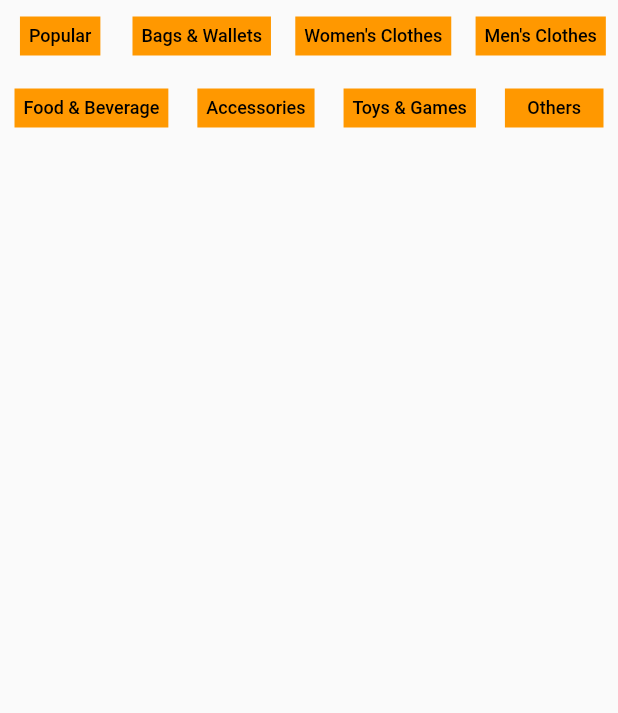
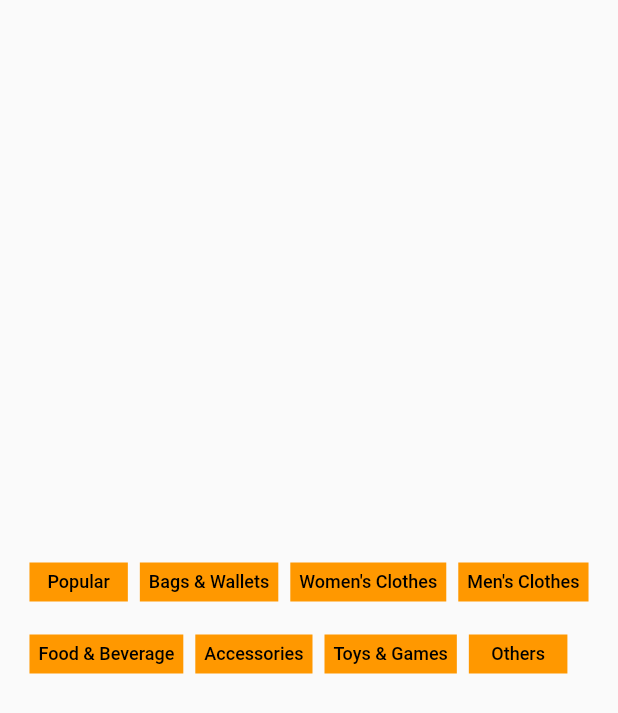
Before and after one commit to BizHelper/Buyer, a Flutter app: the Categories widget shown alone on an empty page, opened directly, on a phone screen of 412 x 824 dp. Shown: the top 713 px of the screen. Run offline on Flutter 3.47's test engine with Material 2 defaults, Android fonts, the phone set to English and light mode, and no system bars; our stand-ins replace cloud_firestore, file_picker, firebase_auth, firebase_core, firebase_storage, flutter_chat_bubble and 3 more; accounts and stored records are empty.

Commit message:
update account page and fix problem

```diff
--- a/lib/src/screens/signup.dart
+++ b/lib/src/screens/signup.dart
@@ -140,7 +140,7 @@ class _SignupScreenState extends State<SignupScreen> {
                               .collection("buyers").doc(userID);
                           Map<String, Object> user = new HashMap();
                           user.putIfAbsent('Name', () => _name);
-                          user.putIfAbsent('ProfilePic', () =>
+                          user.putIfAbsent('Profile Pic', () =>
                           'https://www.business2community.com/wp-content/uploads/2017/08/blank-profile-picture-973460_640.png');
                           documentReference.set(user);
                           Navigator.of(context).pushReplacement(
--- a/lib/src/widgets/categories.dart
+++ b/lib/src/widgets/categories.dart
@@ -8,10 +8,10 @@ class Categories extends StatelessWidget {
 
   @override
   Widget build(BuildContext context) {
-    return Column(
-      children: [
-        Row(
-          mainAxisAlignment: MainAxisAlignment.spaceAround,
+    return Padding(
+      padding: const EdgeInsets.all(4.0),
+      child: Center(
+        child: Wrap(
           children: [
             CategoryButton(
               text: 'Popular',
@@ -29,11 +29,6 @@ class Categories extends StatelessWidget {
               text: 'Men\'s Clothes',
               currentCategory: currentCategory,
             ),
-          ],
-        ),
-        Row(
-          mainAxisAlignment: MainAxisAlignment.spaceAround,
-          children: [
             CategoryButton(
               text: 'Food & Beverage',
               currentCategory: currentCategory,
@@ -52,7 +47,7 @@ class Categories extends StatelessWidget {
             ),
           ],
         ),
-      ],
+      ),
     );
   }
 }
@@ -65,7 +60,9 @@ class CategoryButton extends StatelessWidget {
 
   @override
   Widget build(BuildContext context) {
-    return TextButton(
+    return Padding(
+      padding: const EdgeInsets.symmetric(horizontal: 4.0),
+      child: TextButton(
         onPressed: () {
           Navigator.of(context).pushReplacement(
               MaterialPageRoute(
@@ -79,7 +76,7 @@ class CategoryButton extends StatelessWidget {
           child: Padding(
             padding: EdgeInsets.all(6.0),
             child: Text(
-            text == 'Others' ? '   Others   ' : '$text',
+              text == 'Others' ? '   Others   ': text == 'Popular'? '  Popular  ': '$text',
               style: const TextStyle(
                 color: Colors.black,
                 fontSize: 12.0,
@@ -87,6 +84,7 @@ class CategoryButton extends StatelessWidget {
             ),
           ),
         ),
+      ),
     );
   }
 }
```
Lines whose indentation alone changed are shown as unchanged.
